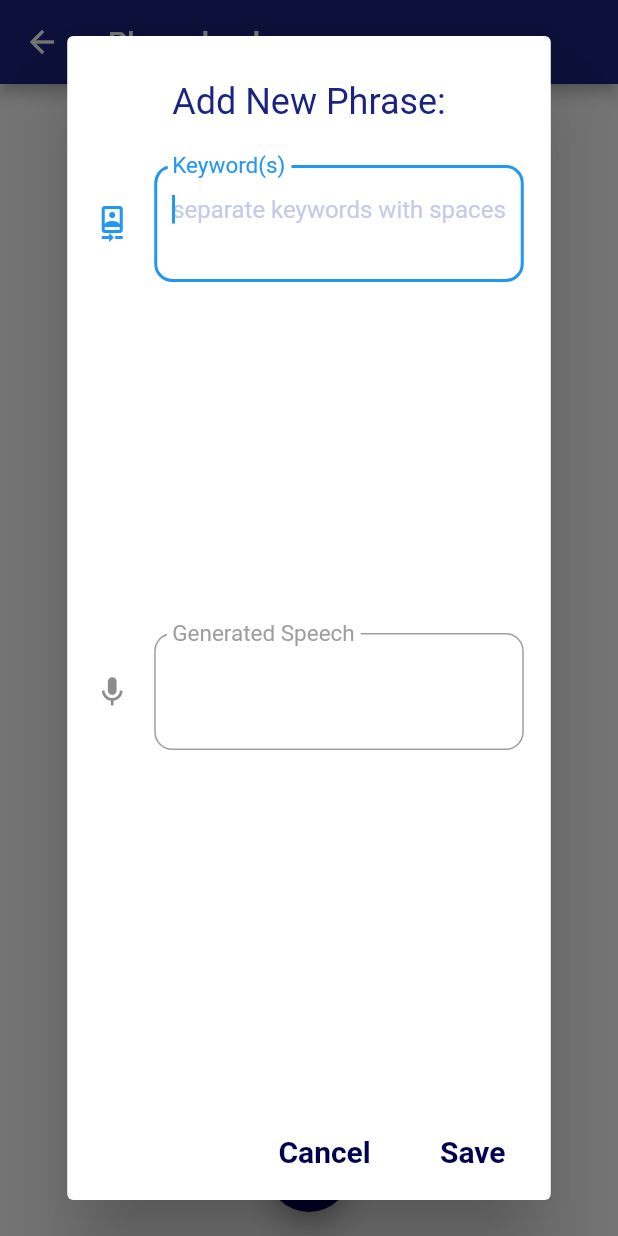
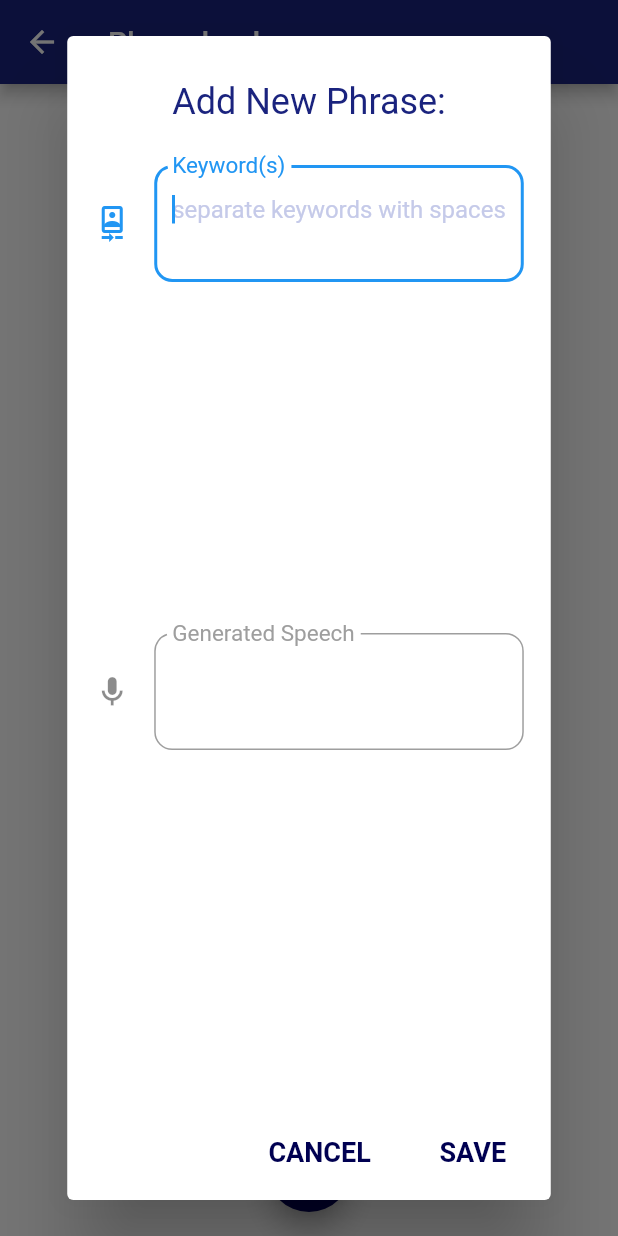
Before and after one commit to gurlina/LipSpeakApp, a Flutter app: the PhraseBook screen opened directly, after a tap on the "add" icon, on a phone screen of 412 x 824 dp. Run offline on Flutter 3.47's test engine with Material 2 defaults, Android fonts, the phone set to English and light mode, and no system bars; our stand-ins replace camera, cloud_firestore, firebase_core, flutter_tts; accounts and stored records are empty.

```diff
--- a/lib/model/phrase_book.dart
+++ b/lib/model/phrase_book.dart
@@ -46,6 +46,7 @@ class PhraseFS {
     });
 
     if (_phraseBook.isNotEmpty) {
+      // sort alphabetically by queries
       _phraseBook.sort((a, b) => a.queries.compareTo(b.queries));
     }
 
--- a/lib/phrasebook.dart
+++ b/lib/phrasebook.dart
@@ -124,10 +124,10 @@ class _PhraseBookState extends State<PhraseBook> {
 
                   Navigator.pop(context);
                 },
-                child: Text("Cancel",
+                child: Text("CANCEL",
                     style: TextStyle(
                         color: primaryIndigoDark,
-                        fontSize: 20,
+                        fontSize: 18,
                         fontWeight: FontWeight.bold))),
             FlatButton(
                 onPressed: () {
@@ -148,10 +148,10 @@ class _PhraseBookState extends State<PhraseBook> {
                     }).catchError((error) => print(error));
                   }
                 },
-                child: Text("Save",
+                child: Text("SAVE",
                     style: TextStyle(
                         color: primaryIndigoDark,
-                        fontSize: 20,
+                        fontSize: 18,
                         fontWeight: FontWeight.bold)))
           ],
         ));
```
Also changed, not shown: lib/phrase_card.dart (+39 -5 lines).
